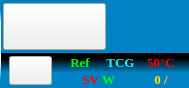
Qt form ui/iconswidget.ui (15903016222/Voice) before a commit.
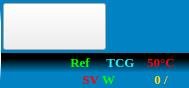
The same form after that commit. Icons and pictures are not drawn.

The edit to the form file:
```diff
--- a/ui/iconswidget.ui
+++ b/ui/iconswidget.ui
@@ -303,16 +303,7 @@
           <number>3</number>
          </property>
          <item>
-          <widget class="QPushButton" name="pushButton_scan">
-           <property name="sizePolicy">
-            <sizepolicy hsizetype="Preferred" vsizetype="Preferred">
-             <horstretch>0</horstretch>
-             <verstretch>0</verstretch>
-            </sizepolicy>
-           </property>
-           <property name="focusPolicy">
-            <enum>Qt::StrongFocus</enum>
-           </property>
+          <widget class="QLabel" name="encoderLabel">
            <property name="styleSheet">
             <string notr="true">border-image: url(:/file/resources/set.png);</string>
            </property>
```
Left out of the diff: 6 changed lines with no effect on the pictures.
